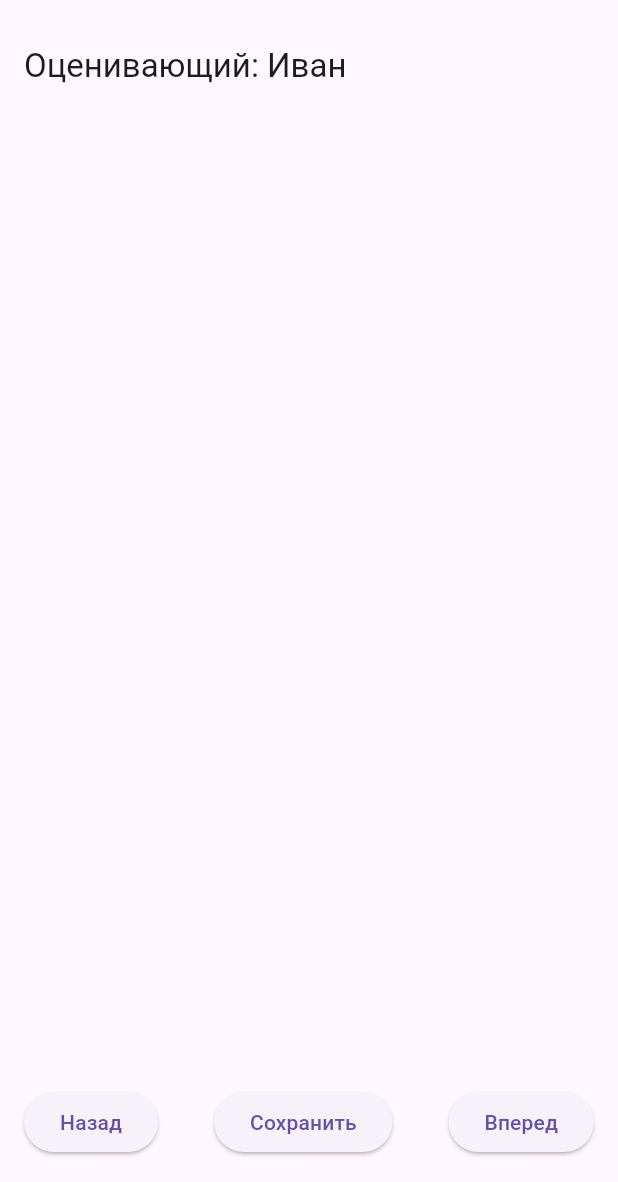
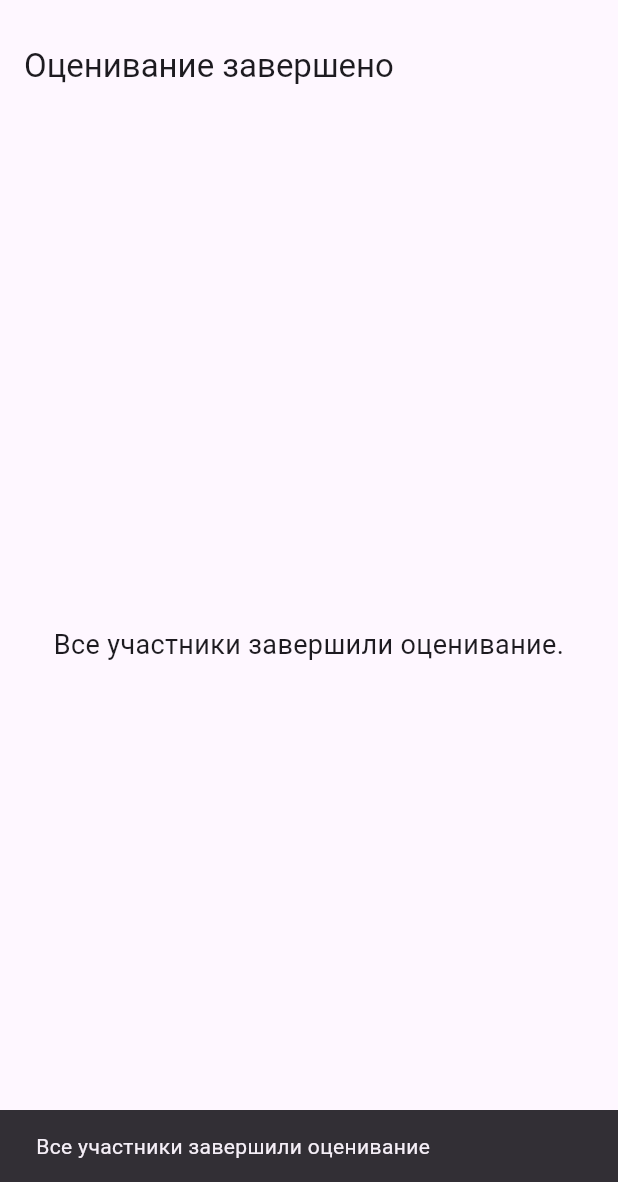
Before and after one commit to TemityStolyarov/team_grades, a Flutter app: the screen it shows after launch, after a tap on "<- К списку участников", on a phone screen of 412 x 824 dp, the part 54-1236 px from its top. Run offline on Flutter 3.47's test engine with Material 3 defaults, Android fonts, the phone set to English and light mode, and no system bars; our stand-ins replace permission_handler.

```diff
--- a/lib/team_ranking_screen.dart
+++ b/lib/team_ranking_screen.dart
@@ -19,67 +19,88 @@ class TeamRankingScreen extends StatefulWidget {
 }
 
 class _TeamRankingScreenState extends State<TeamRankingScreen> {
-  final String evaluatorName = "Оценивающий: Иван";
+  List<String> remainingParticipants = [];
+  String currentEvaluator = '';
+  List<String> rankedParticipants = [];
+  Map<String, Map<String, int>> evaluationResults = {};
 
-  List<String> rankedParticipants = [];
+  @override
+  void initState() {
+    super.initState();
+    remainingParticipants = List.from(widget.participants);
+    _startNextEvaluation();
+  }
 
-  Future<void> copyJsonToClipboard() async {
+  void _startNextEvaluation() {
+    if (remainingParticipants.isNotEmpty) {
+      setState(() {
+        currentEvaluator = remainingParticipants.removeAt(0);
+        rankedParticipants = List.from(widget.participants)
+          ..remove(currentEvaluator);
+      });
+    } else {
+      ScaffoldMessenger.of(context).showSnackBar(
+        const SnackBar(content: Text('Все участники завершили оценивание')),
+      );
+    }
+  }
+
+  int _getScore(int index) {
+    return rankedParticipants.length - index;
+  }
+
+  Future<void> _saveEvaluation() async {
     final Map<String, int> rankings = {
       for (int i = 0; i < rankedParticipants.length; i++)
         rankedParticipants[i]: _getScore(i),
     };
 
+    evaluationResults[currentEvaluator] = rankings;
+
+    ScaffoldMessenger.of(context).showSnackBar(
+      SnackBar(content: Text('Оценки сохранены для $currentEvaluator')),
+    );
+
+    _startNextEvaluation();
+  }
+
+  Future<void> copyResultsToClipboard() async {
     try {
-      final jsonString = jsonEncode(rankings);
+      final jsonString = jsonEncode(evaluationResults);
       await Clipboard.setData(ClipboardData(text: jsonString));
-
-      print('JSON скопирован в буфер обмена');
+      ScaffoldMessenger.of(context).showSnackBar(
+        const SnackBar(content: Text('Результаты скопированы в буфер обмена')),
+      );
     } catch (e) {
       print('Ошибка при копировании JSON: $e');
     }
   }
 
   @override
-  void initState() {
-    super.initState();
-    rankedParticipants = List.from(widget.participants);
+  Widget build(BuildContext context) {
+    if (currentEvaluator.isEmpty) {
+      // Отображаем заглушку, если все завершили оценивание
+      return Scaffold(
+        appBar: AppBar(
+          title: const Text('Оценивание завершено'),
+        ),
+        body: const Center(
+          child: Text(
+            'Все участники завершили оценивание.',
+            style: TextStyle(fontSize: 18),
+            textAlign: TextAlign.center,
+          ),
+        ),
+      );
     }
 
-  int _getScore(int index) {
-    return widget.participants.length - index;
-  }
-
-  Future<void> _exportToJson() async {
-    final Map<String, int> rankings = {
-      for (int i = 0; i < rankedParticipants.length; i++)
-        rankedParticipants[i]: _getScore(i),
-    };
-
-    final jsonString = jsonEncode(rankings);
-
-    final status = await Permission.storage.request();
-    if (status.isGranted) {
-      final directory = Directory('/storage/emulated/0/Download');
-      final file = File('${directory.path}/rankings.json');
-      await file.writeAsString(jsonString);
-
-      ScaffoldMessenger.of(context).showSnackBar(
-        SnackBar(content: Text('Файл сохранен: ${file.path}')),
-      );
-    } else {
-      ScaffoldMessenger.of(context).showSnackBar(
-        SnackBar(content: Text('Доступ к хранилищу не предоставлен')),
-      );
-    }
-  }
-
-  @override
-  Widget build(BuildContext context) {
     return Scaffold(
       appBar: AppBar(
-        title: Text(evaluatorName),
+        title: Text('Оценивающий: $currentEvaluator'),
       ),
-      body: Column(
+      body: currentEvaluator.isEmpty
+          ? const Center(child: Text('Оценивание завершено'))
+          : Column(
               children: [
                 Expanded(
                   child: ReorderableListView(
@@ -114,20 +135,12 @@ class _TeamRankingScreenState extends State<TeamRankingScreen> {
                     mainAxisAlignment: MainAxisAlignment.spaceBetween,
                     children: [
                       ElevatedButton(
-                  onPressed: () {
-                    // Переход к предыдущему человеку (здесь можно добавить логику)
-                  },
-                  child: Text('Назад'),
+                        onPressed: copyResultsToClipboard,
+                        child: const Text('Скопировать оценки'),
                       ),
                       ElevatedButton(
-                  onPressed: () => copyJsonToClipboard(),
-                  child: Text('Сохранить'),
-                ),
-                ElevatedButton(
-                  onPressed: () {
-                    // Переход к следующему человеку (здесь можно добавить логику)
-                  },
-                  child: Text('Вперед'),
+                        onPressed: _saveEvaluation,
+                        child: const Text('Далее'),
                       ),
                     ],
                   ),
```
Lines whose indentation alone changed are shown as unchanged.
